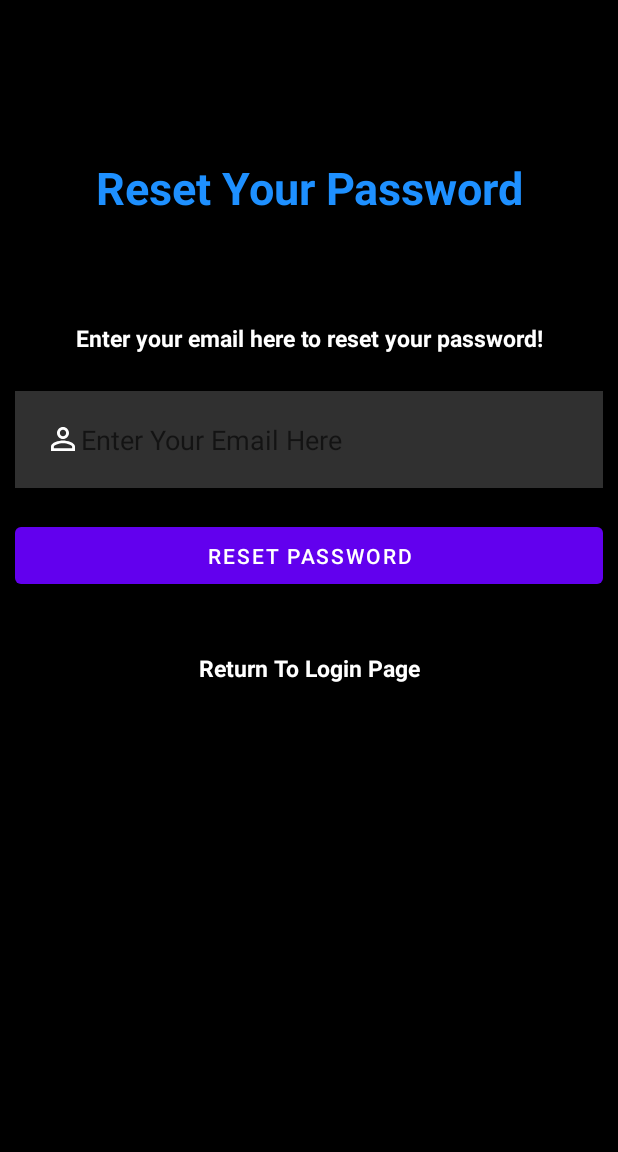
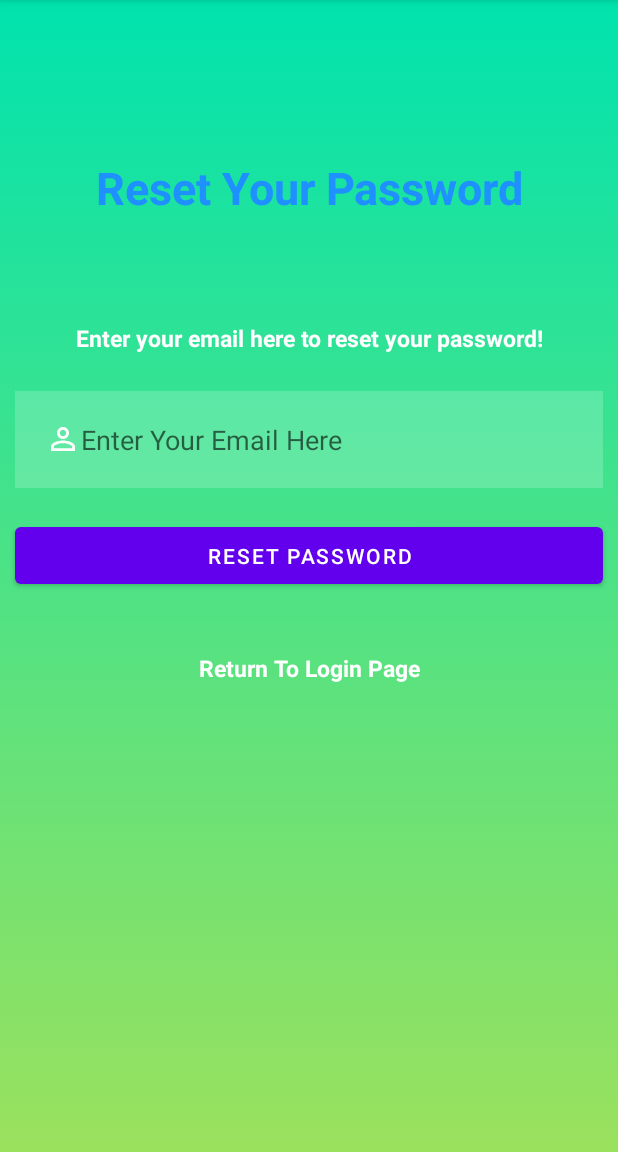
Before and after one commit to alan-phillips/cs4084-mobile-app, an Android app: the ForgotPassword screen opened directly, with no data from a screen before it, on a phone screen of 412 x 824 dp, the part 84-1236 px from its top. Run offline under Robolectric (Android 15) with nearby library versions, the phone set to English and light mode, and no system bars; our stand-ins replace Firebase (no records; nobody signed in at launch, a user with empty details on screens opened directly).

Commit message:
Updated Background

```diff
--- a/FuelTracker/app/src/main/res/drawable/gradient_background.xml
+++ b/FuelTracker/app/src/main/res/drawable/gradient_background.xml
@@ -4,7 +4,7 @@
 
         <shape>
 
-            <gradient android:angle="90" android:startColor="#d1fdff" android:endColor="#fddb92" android:type="linear"/>
+            <gradient android:angle="90" android:startColor="#9be15d" android:endColor="#00e3ae" android:type="linear"/>
 
         </shape>
 
--- a/FuelTracker/app/src/main/res/layout/activity_custom_list_view.xml
+++ b/FuelTracker/app/src/main/res/layout/activity_custom_list_view.xml
@@ -5,6 +5,7 @@
     xmlns:app="http://schemas.android.com/apk/res-auto"
     android:layout_width="match_parent"
     android:layout_height="match_parent"
+    android:background="@drawable/gradient_background"
     tools:context=".CustomListView">
 
 
--- a/FuelTracker/app/src/main/res/layout/activity_forgot_password.xml
+++ b/FuelTracker/app/src/main/res/layout/activity_forgot_password.xml
@@ -5,7 +5,7 @@
     xmlns:tools="http://schemas.android.com/tools"
     android:layout_width="match_parent"
     android:layout_height="match_parent"
-    android:background="@color/black"
+    android:background="@drawable/gradient_background"
     tools:context=".ForgotPassword">
 
 
--- a/FuelTracker/app/src/main/res/layout/activity_main.xml
+++ b/FuelTracker/app/src/main/res/layout/activity_main.xml
@@ -3,7 +3,7 @@
     xmlns:tools="http://schemas.android.com/tools"
     android:layout_width="match_parent"
     android:layout_height="match_parent"
-    android:background="@drawable/backgorund"
+    android:background="@drawable/gradient_background"
     tools:context=".MainActivity">
 
     <TextView
--- a/FuelTracker/app/src/main/res/layout/activity_register.xml
+++ b/FuelTracker/app/src/main/res/layout/activity_register.xml
@@ -3,7 +3,7 @@
     xmlns:tools="http://schemas.android.com/tools"
     android:layout_width="match_parent"
     android:layout_height="match_parent"
-    android:background="@drawable/backgorund"
+    android:background="@drawable/gradient_background"
     tools:context=".RegisterActivity">
 
     <TextView
```
Also changed, not shown: 1 other file.
